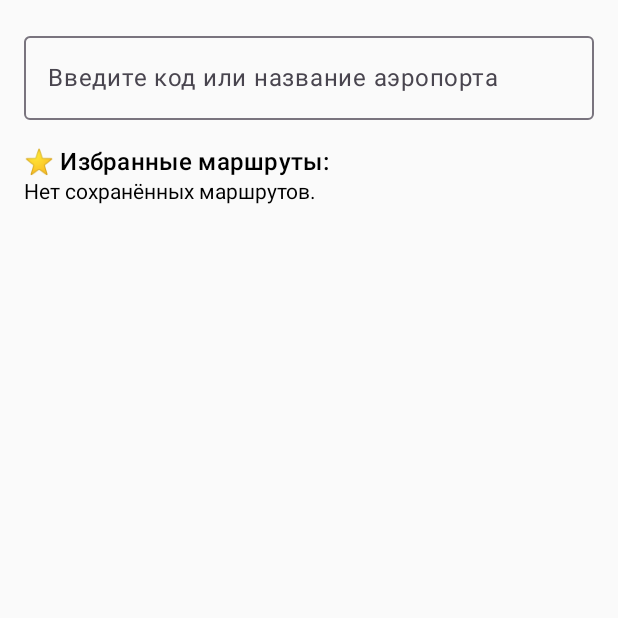
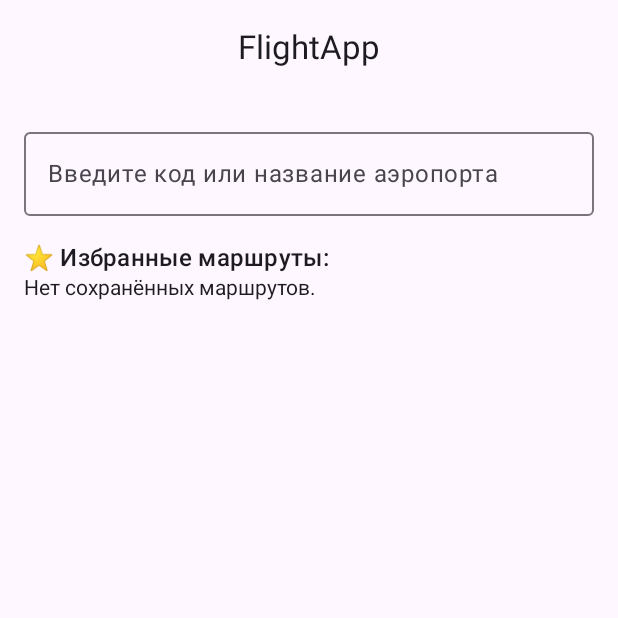
Before and after one commit to mcalexandretion/FlightApp_Lab5_MobileAD, an Android app built with Jetpack Compose: the screen it shows after launch (MainActivity), on a phone screen of 412 x 824 dp, the top half of it. Run offline under Robolectric (Android 15) with nearby library versions, the phone set to English and light mode, and no system bars; our stand-ins replace Room's generated code.

Commit message:
feat: extract FlightSearchScreen components and add top app bar

```diff
--- a/app/src/main/java/com/example/flightapp/ui/FlightSearchScreen.kt
+++ b/app/src/main/java/com/example/flightapp/ui/FlightSearchScreen.kt
@@ -3,17 +3,20 @@ package com.example.flightapp.ui
 import androidx.compose.foundation.layout.*
 import androidx.compose.foundation.lazy.LazyColumn
 import androidx.compose.foundation.lazy.items
-import androidx.compose.material.icons.filled.Delete
+import androidx.compose.material.icons.Icons
+import androidx.compose.material.icons.filled.Star
+import androidx.compose.material.icons.outlined.Star
 import androidx.compose.material3.*
-import androidx.compose.runtime.*
+import androidx.compose.runtime.Composable
+import androidx.compose.runtime.collectAsState
+import androidx.compose.runtime.getValue
 import androidx.compose.ui.Alignment
 import androidx.compose.ui.Modifier
 import androidx.compose.ui.unit.dp
 import com.example.flightapp.viewmodel.FlightViewModel
-import androidx.compose.material.icons.Icons
-import androidx.compose.material.icons.filled.Star
-import androidx.compose.material.icons.outlined.Star
+import com.example.flightapp.ui.components.FlightAppTopBar
 
+@OptIn(ExperimentalMaterial3Api::class)
 @Composable
 fun FlightSearchScreen(viewModel: FlightViewModel) {
     val query by viewModel.searchText.collectAsState()
@@ -25,14 +28,18 @@ fun FlightSearchScreen(viewModel: FlightViewModel) {
     val airportsMap = airports.associate { it.iataCode to it.name }
     val selectedAirportObj = airports.find { it.iataCode == selectedAirport }
 
+    Scaffold(
+        topBar = { FlightAppTopBar() }
+    ) { paddingValues ->
         Column(
             modifier = Modifier
+                .padding(paddingValues)
                 .fillMaxSize()
                 .padding(16.dp)
         ) {
-        OutlinedTextField(
-            value = query,
-            onValueChange = { newText ->
+            SearchInput(
+                query = query,
+                onQueryChange = { newText ->
                     viewModel.searchText.value = newText
                     viewModel.saveSearchQuery(newText)
 
@@ -45,10 +52,7 @@ fun FlightSearchScreen(viewModel: FlightViewModel) {
                             viewModel.setAirport(null)
                         }
                     }
-            },
-            label = { Text("Введите код или название аэропорта") },
-            modifier = Modifier.fillMaxWidth(),
-            singleLine = true
+                }
             )
 
             Spacer(Modifier.height(16.dp))
@@ -65,95 +69,33 @@ fun FlightSearchScreen(viewModel: FlightViewModel) {
 
                 selectedAirport == null && query.isNotBlank() -> {
                     Text("Аэропорты по запросу:", style = MaterialTheme.typography.titleMedium)
-                LazyColumn {
-                    items(airports) { airport ->
-                        TextButton(
-                            onClick = {
-                                viewModel.setAirport(airport.iataCode)
+                    AirportList(
+                        airports = airports,
+                        onSelectAirport = {
+                            viewModel.setAirport(it)
                             viewModel.setShowingFavorites(false)
-                            },
-                            modifier = Modifier.fillMaxWidth()
-                        ) {
-                            Text("${airport.iataCode} - ${airport.name}")
                         }
-                    }
-                }
+                    )
                 }
 
                 selectedAirportObj != null && destinations.isNotEmpty() -> {
-                Column {
-                    Text(
-                        "✈ Рейсы из ${selectedAirportObj.name} (${selectedAirportObj.iataCode})",
-                        style = MaterialTheme.typography.titleMedium
-                    )
-
-                    LazyColumn {
-                        items(destinations) { dest ->
-                            Column(
-                                modifier = Modifier
-                                    .fillMaxWidth()
-                                    .padding(vertical = 6.dp)
-                            ) {
-                                Text("DEPART", style = MaterialTheme.typography.labelSmall)
-                                Row {
-                                    Text(
-                                        selectedAirportObj.iataCode,
-                                        style = MaterialTheme.typography.bodyLarge
-                                    )
-                                    Spacer(Modifier.width(8.dp))
-                                    Text(
-                                        selectedAirportObj.name,
-                                        style = MaterialTheme.typography.bodySmall
-                                    )
+                    DestinationList(
+                        selectedAirportObj = selectedAirportObj,
+                        destinations = destinations,
+                        favorites = favorites,
+                        onToggleFavorite = { departCode, destCode ->
+                            val isFavorite = favorites.any {
+                                it.departureCode == departCode && it.destinationCode == destCode
                             }
-
-                                Spacer(modifier = Modifier.height(4.dp))
-
-                                Row(
-                                    modifier = Modifier.fillMaxWidth(),
-                                    horizontalArrangement = Arrangement.SpaceBetween,
-                                    verticalAlignment = Alignment.CenterVertically
-                                ) {
-                                    Column {
-                                        Text("ARRIVE", style = MaterialTheme.typography.labelSmall)
-                                        Row {
-                                            Text(
-                                                dest.iataCode,
-                                                style = MaterialTheme.typography.bodyLarge
-                                            )
-                                            Spacer(Modifier.width(8.dp))
-                                            Text(
-                                                dest.name,
-                                                style = MaterialTheme.typography.bodySmall
-                                            )
+                            if (isFavorite) {
+                                viewModel.removeFavoriteByCodes(departCode, destCode)
+                            } else {
+                                viewModel.saveFavorite(departCode, destCode)
                             }
                         }
-
-                                    val isFavorite = favorites.any { it.departureCode == selectedAirportObj.iataCode && it.destinationCode == dest.iataCode }
-
-                                    IconButton(
-                                        onClick = {
-                                            if (isFavorite) {
-                                                viewModel.removeFavoriteByCodes(selectedAirportObj.iataCode, dest.iataCode)
-                                            } else {
-                                                viewModel.saveFavorite(selectedAirportObj.iataCode, dest.iataCode)
-                                            }
-                                        }
-                                    ) {
-                                        Icon(
-                                            imageVector = if (isFavorite) Icons.Filled.Star else Icons.Outlined.Star,
-                                            contentDescription = if (isFavorite) "Удалить из избранного" else "Добавить в избранное",
-                                            tint = if (isFavorite) MaterialTheme.colorScheme.primary else LocalContentColor.current
                     )
-                                    }
-                                }
-
-                                Divider(modifier = Modifier.padding(vertical = 8.dp))
                 }
             }
         }
     }
 }
-        }
-    }
-}
--- /dev/null
+++ b/app/src/main/java/com/example/flightapp/ui/SearchInput.kt
@@ -0,0 +1,30 @@
+package com.example.flightapp.ui
+
+import androidx.compose.foundation.layout.fillMaxWidth
+import androidx.compose.material3.OutlinedTextField
+import androidx.compose.material3.Text
+import androidx.compose.runtime.*
+import androidx.compose.ui.Modifier
+import androidx.compose.ui.tooling.preview.Preview
+
+@Composable
+fun SearchInput(
+    query: String,
+    onQueryChange: (String) -> Unit,
+    modifier: Modifier = Modifier
+) {
+    OutlinedTextField(
+        value = query,
+        onValueChange = onQueryChange,
+        label = { Text("Введите код или название аэропорта") },
+        modifier = modifier.fillMaxWidth(),
+        singleLine = true
+    )
+}
+
+@Preview(showBackground = true)
+@Composable
+fun SearchInputPreview() {
+    var text by remember { mutableStateOf("SVO") }
+    SearchInput(query = text, onQueryChange = { text = it })
+}
--- /dev/null
+++ b/app/src/main/java/com/example/flightapp/ui/components/FlightAppTopBar.kt
@@ -0,0 +1,16 @@
+package com.example.flightapp.ui.components
+
+import androidx.compose.material3.CenterAlignedTopAppBar
+import androidx.compose.material3.Text
+import androidx.compose.runtime.Composable
+import androidx.compose.material3.ExperimentalMaterial3Api
+
+
+
+@OptIn(ExperimentalMaterial3Api::class)
+@Composable
+fun FlightAppTopBar() {
+    CenterAlignedTopAppBar(
+        title = { Text("FlightApp") }
+    )
+}
```
Also changed, not shown: app/src/main/java/com/example/flightapp/ui/AirportList.kt (added, +29 -0 lines), app/src/main/java/com/example/flightapp/ui/DestinationList.kt (added, +82 -0 lines). Lines whose indentation alone changed are shown as unchanged.
